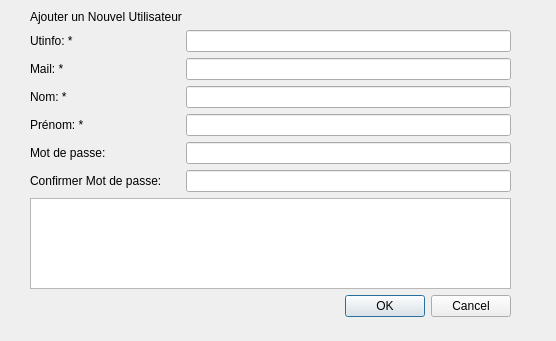
diluxe01/Micro_Brico, file popups/popupaddusers.ui: the form before one commit.
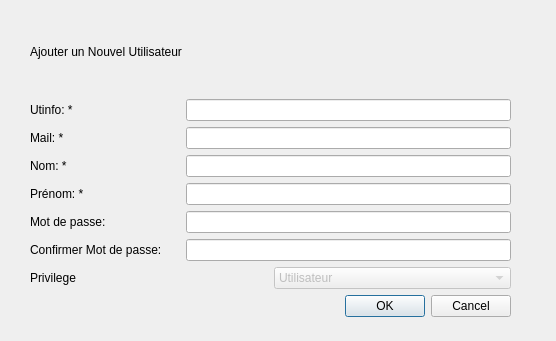
The form after the commit.

Commit message: Ajout de la Gestion des privileges

```diff
--- a/popups/popupaddusers.ui
+++ b/popups/popupaddusers.ui
@@ -171,9 +171,9 @@
        </layout>
       </item>
       <item>
-       <layout class="QHBoxLayout" name="horizontalLayout_2">
+       <layout class="QHBoxLayout" name="horizontalLayout_7">
         <item>
-         <widget class="QLabel" name="label_2">
+         <widget class="QLabel" name="label_8">
           <property name="minimumSize">
            <size>
             <width>150</width>
@@ -186,7 +186,7 @@
          </widget>
         </item>
         <item>
-         <widget class="QLineEdit" name="lineEdit_confirme_mdp">
+         <widget class="QLineEdit" name="lineEdit_confirme_mdp_2">
           <property name="minimumSize">
            <size>
             <width>100</width>
@@ -197,11 +197,48 @@
         </item>
        </layout>
       </item>
+      <item>
+       <layout class="QHBoxLayout" name="horizontalLayout_2">
+        <item>
+         <widget class="QLabel" name="label_2">
+          <property name="minimumSize">
+           <size>
+            <width>150</width>
+            <height>0</height>
+           </size>
+          </property>
+          <property name="text">
+           <string>Privilege</string>
+          </property>
+         </widget>
+        </item>
+        <item>
+         <widget class="QComboBox" name="comboBox_privilege">
+          <property name="enabled">
+           <bool>false</bool>
+          </property>
+          <property name="minimumSize">
+           <size>
+            <width>200</width>
+            <height>0</height>
+           </size>
+          </property>
+          <item>
+           <property name="text">
+            <string>Utilisateur</string>
+           </property>
+          </item>
+          <item>
+           <property name="text">
+            <string>Administrateur</string>
+           </property>
+          </item>
+         </widget>
+        </item>
+       </layout>
+      </item>
      </layout>
     </item>
-    <item>
-     <widget class="QTextBrowser" name="textBrowser_popupadduser"/>
-    </item>
     <item>
      <widget class="QDialogButtonBox" name="buttonBox">
       <property name="orientation">
```
The commit also changes 9 other files.
